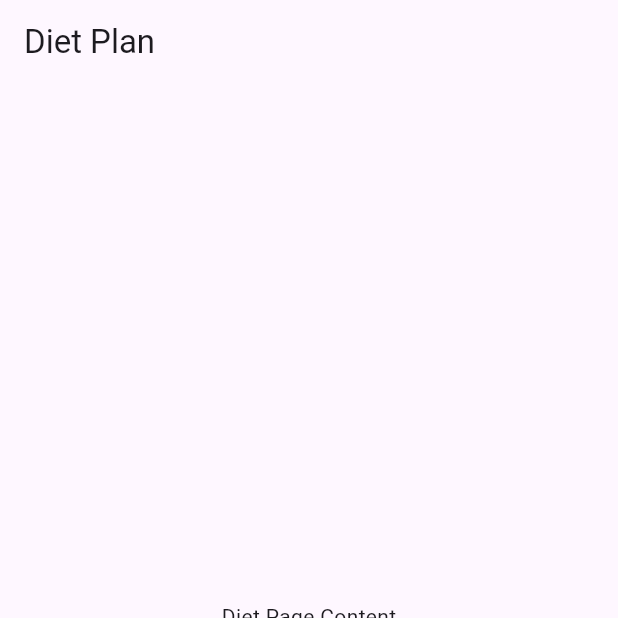
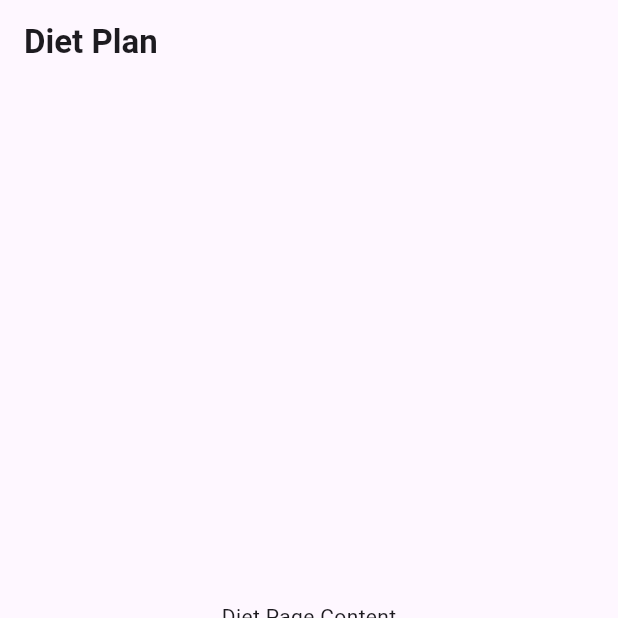
Before and after one commit to Gedion47/gym_guide, a Flutter app: the TrainingPage screen opened directly, item 3 of the bottom bar chosen, on a phone screen of 412 x 824 dp, the top half of it. Run offline on Flutter 3.47's test engine with Material 3 defaults, Android fonts, the phone set to English and light mode, and no system bars.

Commit message:
fixed tabs

```diff
--- a/lib/pages/diet_page.dart
+++ b/lib/pages/diet_page.dart
@@ -5,7 +5,10 @@ class DietPage extends StatelessWidget {
   Widget build(BuildContext context) {
     return Scaffold(
       appBar: AppBar(
-        title: Text('Diet Plan'),
+        title: Text(
+          'Diet Plan',
+          style: TextStyle(fontWeight: FontWeight.bold),
+        ),
       ),
       body: Center(
         child: Text('Diet Page Content'),
--- a/lib/pages/profile_page.dart
+++ b/lib/pages/profile_page.dart
@@ -5,7 +5,10 @@ class ProfilePage extends StatelessWidget {
   Widget build(BuildContext context) {
     return Scaffold(
       appBar: AppBar(
-        title: Text('Profile'),
+        title: Text(
+          'Profile',
+          style: TextStyle(fontWeight: FontWeight.bold),
+        ),
       ),
       body: Center(
         child: Text('Profile Page Content'),
--- a/lib/pages/progress_page.dart
+++ b/lib/pages/progress_page.dart
@@ -5,7 +5,10 @@ class ProgressPage extends StatelessWidget {
   Widget build(BuildContext context) {
     return Scaffold(
       appBar: AppBar(
-        title: Text('Progress'),
+        title: Text(
+          'Progress',
+          style: TextStyle(fontWeight: FontWeight.bold),
+        ),
       ),
       body: Center(
         child: Text('Progress Page Content'),
--- a/lib/pages/training.dart
+++ b/lib/pages/training.dart
@@ -2,6 +2,8 @@ import 'package:flutter/material.dart';
 import 'package:gym_guide/pages/full_body_page.dart';
 import 'package:gym_guide/pages/login.dart';
 import 'package:gym_guide/pages/diet_page.dart';
+import 'package:gym_guide/pages/profile_page.dart';
+import 'package:gym_guide/pages/progress_page.dart';
 import 'package:gym_guide/widgets/workout_card.dart';
 
 class TrainingPage extends StatefulWidget {
@@ -105,33 +107,13 @@ class _TrainingPageState extends State<TrainingPage> with SingleTickerProviderSt
       ),
 
       // ================= PROGRESS TAB =================
-      Scaffold(
-        appBar: AppBar(
-          title: const Text('Progress'),
-        ),
-        body: const Center(
-          child: Text(
-            'Progress Page Coming Soon',
-            style: TextStyle(fontSize: 18),
-          ),
-        ),
-      ),
+      ProgressPage(),
 
       // ================= DIET TAB =================
-      DietPage(), // DietPage should have its own Scaffold + AppBar
+      DietPage(),
 
       // ================= PROFILE TAB =================
-      Scaffold(
-        appBar: AppBar(
-          title: const Text('Profile'),
-        ),
-        body: const Center(
-          child: Text(
-            'Profile Page Coming Soon',
-            style: TextStyle(fontSize: 18),
-          ),
-        ),
-      ),
+      ProfilePage(),
     ];
 
     return Scaffold(
```
